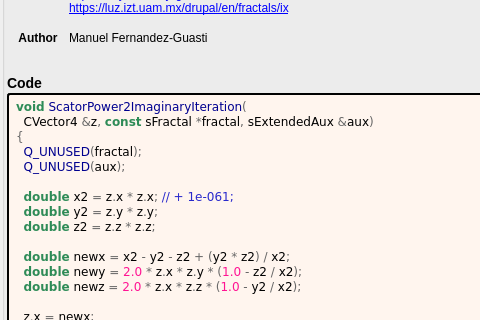
Before: the Qt Designer form mandelbulber2/formula/ui/scator_power2_imaginary.ui in buddhi1980/mandelbulber2, drawn with Qt 5; both pictures show x 0 to 480 and y 113 to 433 of the 862 by 692 pixel window.
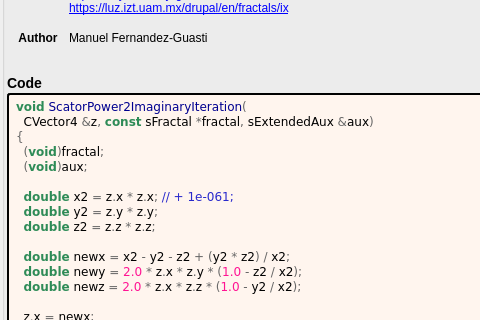
After: the same form once the commit is applied. Custom widgets are drawn as their Qt base class.

```diff
--- a/mandelbulber2/formula/ui/scator_power2_imaginary.ui
+++ b/mandelbulber2/formula/ui/scator_power2_imaginary.ui
@@ -104,8 +104,8 @@
 &lt;pre style=&quot;color:#000000; background-color:#fff5ee;  font-family:&#039;Courier New&#039;,monospace;white-space: pre-wrap;&quot;&gt;&lt;span style=&quot;color:#2e8b57; font-weight:bold&quot;&gt;void&lt;/span&gt; &lt;span style=&quot;color:#00008f&quot;&gt;ScatorPower2ImaginaryIteration&lt;/span&gt;&lt;span style=&quot;color:#676767&quot;&gt;(&lt;/span&gt;
   CVector4 &lt;span style=&quot;color:#676767&quot;&gt;&amp;amp;&lt;/span&gt;z&lt;span style=&quot;color:#676767&quot;&gt;,&lt;/span&gt; &lt;span style=&quot;color:#2e8b57; font-weight:bold&quot;&gt;const&lt;/span&gt; sFractal &lt;span style=&quot;color:#676767&quot;&gt;*&lt;/span&gt;fractal&lt;span style=&quot;color:#676767&quot;&gt;,&lt;/span&gt; sExtendedAux &lt;span style=&quot;color:#676767&quot;&gt;&amp;amp;&lt;/span&gt;aux&lt;span style=&quot;color:#676767&quot;&gt;)&lt;/span&gt;
 &lt;span style=&quot;color:#676767&quot;&gt;{&lt;/span&gt;
-  &lt;span style=&quot;color:#00008f&quot;&gt;Q_UNUSED&lt;/span&gt;&lt;span style=&quot;color:#676767&quot;&gt;(&lt;/span&gt;fractal&lt;span style=&quot;color:#676767&quot;&gt;);&lt;/span&gt;
-  &lt;span style=&quot;color:#00008f&quot;&gt;Q_UNUSED&lt;/span&gt;&lt;span style=&quot;color:#676767&quot;&gt;(&lt;/span&gt;aux&lt;span style=&quot;color:#676767&quot;&gt;);&lt;/span&gt;
+  &lt;span style=&quot;color:#676767&quot;&gt;(&lt;/span&gt;&lt;span style=&quot;color:#2e8b57; font-weight:bold&quot;&gt;void&lt;/span&gt;&lt;span style=&quot;color:#676767&quot;&gt;)&lt;/span&gt;fractal&lt;span style=&quot;color:#676767&quot;&gt;;&lt;/span&gt;
+  &lt;span style=&quot;color:#676767&quot;&gt;(&lt;/span&gt;&lt;span style=&quot;color:#2e8b57; font-weight:bold&quot;&gt;void&lt;/span&gt;&lt;span style=&quot;color:#676767&quot;&gt;)&lt;/span&gt;aux&lt;span style=&quot;color:#676767&quot;&gt;;&lt;/span&gt;
 
   &lt;span style=&quot;color:#2e8b57; font-weight:bold&quot;&gt;double&lt;/span&gt; x2 &lt;span style=&quot;color:#676767&quot;&gt;=&lt;/span&gt; z&lt;span style=&quot;color:#676767&quot;&gt;.&lt;/span&gt;x &lt;span style=&quot;color:#676767&quot;&gt;*&lt;/span&gt; z&lt;span style=&quot;color:#676767&quot;&gt;.&lt;/span&gt;x&lt;span style=&quot;color:#676767&quot;&gt;;&lt;/span&gt; &lt;span style=&quot;color:#2929cc&quot;&gt;// + 1e-061;&lt;/span&gt;
   &lt;span style=&quot;color:#2e8b57; font-weight:bold&quot;&gt;double&lt;/span&gt; y2 &lt;span style=&quot;color:#676767&quot;&gt;=&lt;/span&gt; z&lt;span style=&quot;color:#676767&quot;&gt;.&lt;/span&gt;y &lt;span style=&quot;color:#676767&quot;&gt;*&lt;/span&gt; z&lt;span style=&quot;color:#676767&quot;&gt;.&lt;/span&gt;y&lt;span style=&quot;color:#676767&quot;&gt;;&lt;/span&gt;
```
